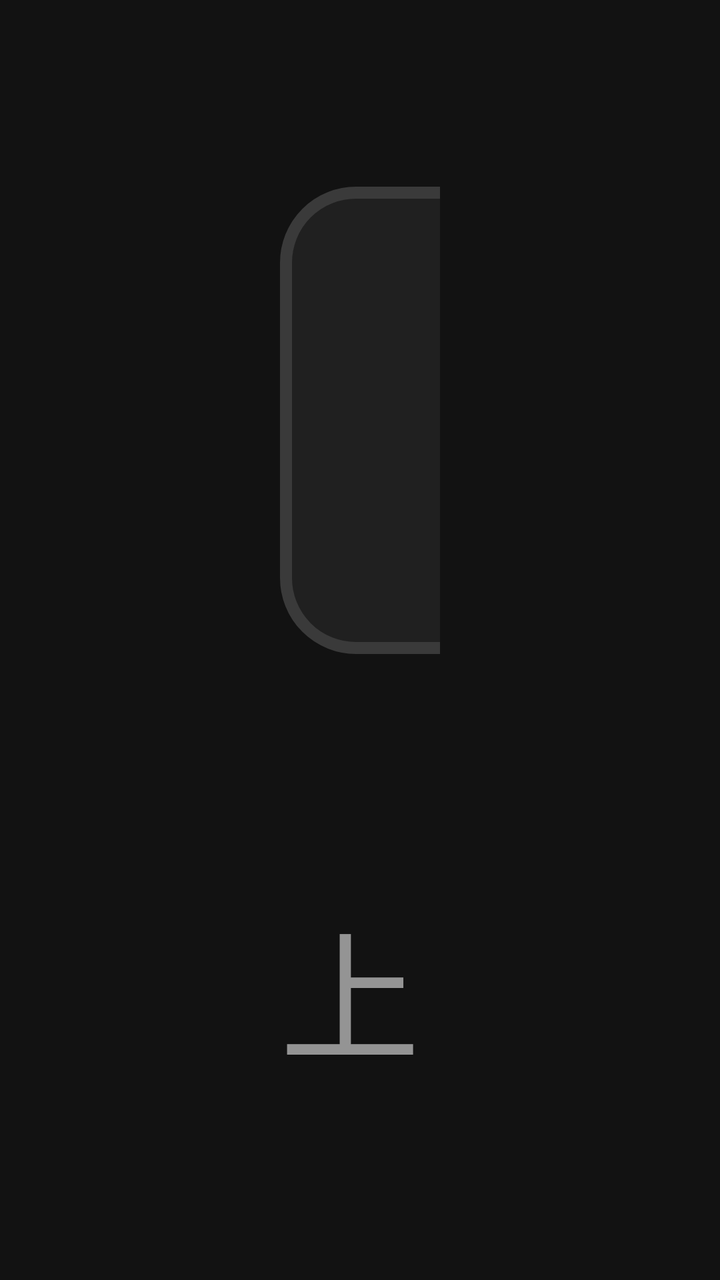
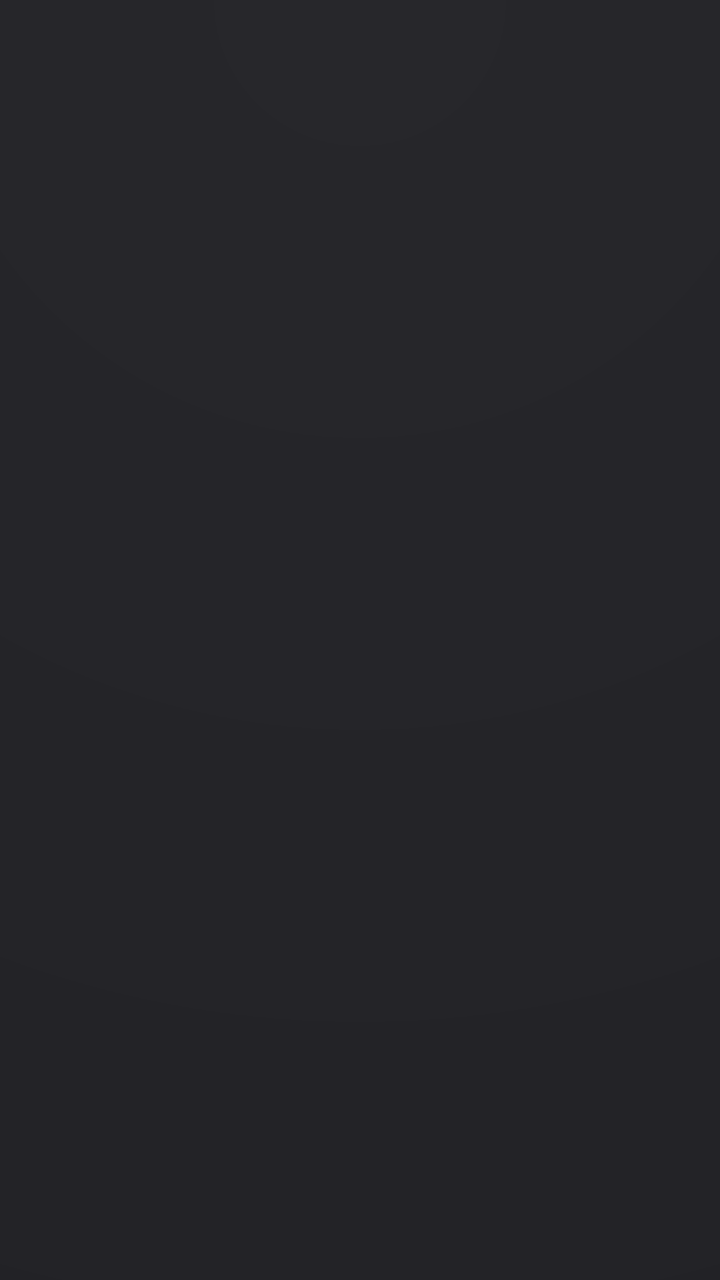

The first picture is an Android layout as it rendered before a commit; the second is the same layout after the commit. The layout source and the unified diff follow.
<!-- AndroidManifest.xml: application theme AppTheme.NoActionBar -->
<!-- res/layout/activity_live_source_manager.xml -->
<?xml version="1.0" encoding="utf-8"?>
<LinearLayout xmlns:android="http://schemas.android.com/apk/res/android"
    android:layout_width="match_parent" android:layout_height="match_parent"
    android:orientation="vertical" android:background="#121212"
    android:paddingLeft="24mm" android:paddingRight="24mm" android:paddingTop="16mm" android:paddingBottom="12mm">

    <LinearLayout android:layout_width="match_parent" android:layout_height="40mm" android:gravity="center_vertical">
        <TextView android:id="@+id/liveSourceBack" android:layout_width="40mm" android:layout_height="40mm"
            android:text="‹" android:textSize="24mm" android:gravity="center" android:contentDescription="返回"
            android:textColor="@color/color_FFFFFF" android:background="@drawable/selector_live_source_control"
            android:focusable="true" android:clickable="true" android:nextFocusRight="@id/liveSourceAdd" />
        <TextView android:layout_width="0dp" android:layout_height="wrap_content" android:layout_weight="1"
            android:layout_marginLeft="16mm" android:text="直播源管理" android:textSize="20mm"
            android:textStyle="bold" android:textColor="@color/color_FFFFFF" />
        <TextView android:id="@+id/liveSourceAdd" android:layout_width="wrap_content" android:layout_height="40mm"
            android:paddingLeft="20mm" android:paddingRight="20mm" android:text="添加直播源"
            android:textSize="14mm" android:gravity="center" android:textColor="@color/color_FFFFFF"
            android:background="@drawable/selector_live_source_control" android:focusable="true" android:clickable="true"
            android:nextFocusLeft="@id/liveSourceBack" />
    </LinearLayout>

    <LinearLayout android:layout_width="match_parent" android:layout_height="0dp" android:layout_weight="1"
        android:layout_marginTop="12mm" android:orientation="horizontal">
        <ScrollView android:id="@+id/liveSourceScroll" android:layout_width="0dp" android:layout_height="match_parent"
            android:layout_weight="3" android:fillViewport="true" android:clipToPadding="false">
            <LinearLayout android:id="@+id/liveSourceList" android:layout_width="match_parent"
                android:layout_height="wrap_content" android:orientation="vertical" />
        </ScrollView>
        <View android:layout_width="1mm" android:layout_height="match_parent"
            android:layout_marginLeft="24mm" android:layout_marginRight="24mm" android:background="#1FFFFFFF" />
        <ScrollView android:id="@+id/liveSourceActions" android:layout_width="0dp" android:layout_height="match_parent"
            android:layout_weight="2" android:fillViewport="true">
        <LinearLayout android:layout_width="match_parent" android:layout_height="wrap_content" android:orientation="vertical">
                <TextView android:id="@+id/liveSourceName" android:layout_width="match_parent" android:layout_height="wrap_content"
                    android:textSize="22mm" android:textStyle="bold" android:textColor="@color/color_FFFFFF"
                    android:maxLines="2" android:ellipsize="end" />
                <TextView android:id="@+id/liveSourceState" android:layout_width="match_parent" android:layout_height="wrap_content"
                    android:layout_marginTop="6mm" android:textSize="16mm" android:textColor="@color/settings_text_secondary" />
                <TextView android:id="@+id/liveSourceAddress" android:layout_width="match_parent" android:layout_height="wrap_content"
                    android:layout_marginTop="8mm" android:layout_marginBottom="20mm" android:textSize="14mm"
                    android:textColor="@color/settings_text_secondary" android:maxLines="2" android:ellipsize="end" />
            <TextView android:id="@+id/liveSourceToggle" android:layout_width="match_parent" android:layout_height="56mm"
                android:text="停用此源" android:gravity="center_vertical" android:paddingLeft="20mm" android:paddingRight="20mm"
                android:textSize="18mm" android:textColor="@color/color_FFFFFF"
                android:background="@drawable/selector_live_source_control" android:focusable="true" android:clickable="true" />
            <TextView android:id="@+id/liveSourceEdit" android:layout_width="match_parent" android:layout_height="56mm" android:layout_marginTop="10mm"
                android:text="编辑" android:gravity="center_vertical" android:paddingLeft="20mm" android:paddingRight="20mm"
                android:textSize="18mm" android:textColor="@color/color_FFFFFF"
                android:background="@drawable/selector_live_source_control" android:focusable="true" android:clickable="true" />
            <TextView android:id="@+id/liveSourceSort" android:layout_width="match_parent" android:layout_height="56mm" android:layout_marginTop="10mm"
                android:text="调整顺序" android:gravity="center_vertical" android:paddingLeft="20mm" android:paddingRight="20mm"
                android:textSize="18mm" android:textColor="@color/color_FFFFFF"
                android:background="@drawable/selector_live_source_control" android:focusable="true" android:clickable="true" />
            <TextView android:id="@+id/liveSourceDelete" android:layout_width="match_parent" android:layout_height="56mm" android:layout_marginTop="10mm"
                android:text="删除" android:gravity="center_vertical" android:paddingLeft="20mm" android:paddingRight="20mm"
                android:textSize="18mm" android:textColor="@color/color_FFFFFF"
                android:background="@drawable/selector_live_source_control" android:focusable="true" android:clickable="true" />
        </LinearLayout>
        </ScrollView>
    </LinearLayout>

    <TextView android:id="@+id/liveSourceHint" android:layout_width="match_parent" android:layout_height="wrap_content"
        android:layout_marginTop="8mm" android:text="上下选源 · 右键或确定进入操作 · 左键返回列表"
        android:textSize="12mm" android:textColor="@color/settings_text_secondary" />
</LinearLayout>
<!-- resources referenced by this layout -->
<resources>
  <color name="settings_text_secondary">@color/color_rail_text_muted</color>
  <!-- drawable selector_live_source_control (drawable) -->
  <?xml version="1.0" encoding="utf-8"?>
  <selector xmlns:android="http://schemas.android.com/apk/res/android">
      <item android:state_enabled="false"><shape><corners android:radius="6mm" /><solid android:color="#161616" /><stroke android:width="1mm" android:color="#202020" /></shape></item>
      <item android:state_pressed="true"><shape><corners android:radius="6mm" /><solid android:color="#383838" /><stroke android:width="2mm" android:color="#FFFFFF" /></shape></item>
      <item android:state_focused="true"><shape><corners android:radius="6mm" /><solid android:color="#303030" /><stroke android:width="2mm" android:color="#FFFFFF" /></shape></item>
      <item ><shape><corners android:radius="6mm" /><solid android:color="#202020" /><stroke android:width="1mm" android:color="#3A3A3A" /></shape></item>
  </selector>
  <color name="color_rail_text_muted">#8CFFFFFF</color>
  <!-- unchanged entries left out for length: 3 -->
</resources>

<!-- the commit's change to res/layout/activity_live_source_manager.xml (unified diff, before → after) -->
@@ -1,65 +1,217 @@
 <?xml version="1.0" encoding="utf-8"?>
 <LinearLayout xmlns:android="http://schemas.android.com/apk/res/android"
-    android:layout_width="match_parent" android:layout_height="match_parent"
-    android:orientation="vertical" android:background="#121212"
-    android:paddingLeft="24mm" android:paddingRight="24mm" android:paddingTop="16mm" android:paddingBottom="12mm">
-
-    <LinearLayout android:layout_width="match_parent" android:layout_height="40mm" android:gravity="center_vertical">
-        <TextView android:id="@+id/liveSourceBack" android:layout_width="40mm" android:layout_height="40mm"
-            android:text="‹" android:textSize="24mm" android:gravity="center" android:contentDescription="返回"
-            android:textColor="@color/color_FFFFFF" android:background="@drawable/selector_live_source_control"
-            android:focusable="true" android:clickable="true" android:nextFocusRight="@id/liveSourceAdd" />
-        <TextView android:layout_width="0dp" android:layout_height="wrap_content" android:layout_weight="1"
-            android:layout_marginLeft="16mm" android:text="直播源管理" android:textSize="20mm"
-            android:textStyle="bold" android:textColor="@color/color_FFFFFF" />
-        <TextView android:id="@+id/liveSourceAdd" android:layout_width="wrap_content" android:layout_height="40mm"
-            android:paddingLeft="20mm" android:paddingRight="20mm" android:text="添加直播源"
-            android:textSize="14mm" android:gravity="center" android:textColor="@color/color_FFFFFF"
-            android:background="@drawable/selector_live_source_control" android:focusable="true" android:clickable="true"
+    android:layout_width="match_parent"
+    android:layout_height="match_parent"
+    android:background="@drawable/bg_settings_page"
+    android:orientation="vertical"
+    android:paddingLeft="44mm"
+    android:paddingRight="44mm"
+    android:paddingTop="16mm"
+    android:paddingBottom="16mm">
+
+    
+    <LinearLayout
+        android:layout_width="match_parent"
+        android:layout_height="wrap_content"
+        android:gravity="center_vertical"
+        android:orientation="horizontal"
+        android:paddingBottom="12mm">
+
+        <FrameLayout
+            android:id="@+id/liveSourceBack"
+            android:layout_width="48mm"
+            android:layout_height="48mm"
+            android:background="@drawable/selector_settings_control"
+            android:clickable="true"
+            android:focusable="true"
+            android:contentDescription="返回"
+            android:nextFocusRight="@id/liveSourceAdd">
+
+            <ImageView
+                android:layout_width="18mm"
+                android:layout_height="18mm"
+                android:layout_gravity="center"
+                android:src="@drawable/ic_settings_back"
+                android:importantForAccessibility="no" />
+        </FrameLayout>
+
+        <LinearLayout
+            android:layout_width="0dp"
+            android:layout_height="wrap_content"
+            android:layout_weight="1"
+            android:layout_marginLeft="16mm"
+            android:orientation="vertical">
+
+            <TextView
+                android:layout_width="wrap_content"
+                android:layout_height="wrap_content"
+                android:text="直播源管理"
+                android:textSize="24mm"
+                android:fontFamily="sans-serif-medium"
+                android:textColor="@color/color_FFFFFF" />
+
+            <TextView
+                android:id="@+id/liveSourceHint"
+                android:layout_width="wrap_content"
+                android:layout_height="wrap_content"
+                android:layout_marginTop="2mm"
+                android:text="上下选源 · 右键或确定进入操作 · 左键返回列表"
+                android:textSize="13mm"
+                android:textColor="@color/settings_text_secondary" />
+        </LinearLayout>
+
+        <TextView
+            android:id="@+id/liveSourceAdd"
+            style="@style/SettingsButton.Primary"
+            android:text="+ 添加直播源"
             android:nextFocusLeft="@id/liveSourceBack" />
     </LinearLayout>
 
-    <LinearLayout android:layout_width="match_parent" android:layout_height="0dp" android:layout_weight="1"
-        android:layout_marginTop="12mm" android:orientation="horizontal">
-        <ScrollView android:id="@+id/liveSourceScroll" android:layout_width="0dp" android:layout_height="match_parent"
-            android:layout_weight="3" android:fillViewport="true" android:clipToPadding="false">
-            <LinearLayout android:id="@+id/liveSourceList" android:layout_width="match_parent"
-                android:layout_height="wrap_content" android:orientation="vertical" />
-        </ScrollView>
-        <View android:layout_width="1mm" android:layout_height="match_parent"
-            android:layout_marginLeft="24mm" android:layout_marginRight="24mm" android:background="#1FFFFFFF" />
-        <ScrollView android:id="@+id/liveSourceActions" android:layout_width="0dp" android:layout_height="match_parent"
-            android:layout_weight="2" android:fillViewport="true">
-        <LinearLayout android:layout_width="match_parent" android:layout_height="wrap_content" android:orientation="vertical">
-                <TextView android:id="@+id/liveSourceName" android:layout_width="match_parent" android:layout_height="wrap_content"
-                    android:textSize="22mm" android:textStyle="bold" android:textColor="@color/color_FFFFFF"
-                    android:maxLines="2" android:ellipsize="end" />
-                <TextView android:id="@+id/liveSourceState" android:layout_width="match_parent" android:layout_height="wrap_content"
-                    android:layout_marginTop="6mm" android:textSize="16mm" android:textColor="@color/settings_text_secondary" />
-                <TextView android:id="@+id/liveSourceAddress" android:layout_width="match_parent" android:layout_height="wrap_content"
-                    android:layout_marginTop="8mm" android:layout_marginBottom="20mm" android:textSize="14mm"
-                    android:textColor="@color/settings_text_secondary" android:maxLines="2" android:ellipsize="end" />
-            <TextView android:id="@+id/liveSourceToggle" android:layout_width="match_parent" android:layout_height="56mm"
-                android:text="停用此源" android:gravity="center_vertical" android:paddingLeft="20mm" android:paddingRight="20mm"
-                android:textSize="18mm" android:textColor="@color/color_FFFFFF"
-                android:background="@drawable/selector_live_source_control" android:focusable="true" android:clickable="true" />
-            <TextView android:id="@+id/liveSourceEdit" android:layout_width="match_parent" android:layout_height="56mm" android:layout_marginTop="10mm"
-                android:text="编辑" android:gravity="center_vertical" android:paddingLeft="20mm" android:paddingRight="20mm"
-                android:textSize="18mm" android:textColor="@color/color_FFFFFF"
-                android:background="@drawable/selector_live_source_control" android:focusable="true" android:clickable="true" />
-            <TextView android:id="@+id/liveSourceSort" android:layout_width="match_parent" android:layout_height="56mm" android:layout_marginTop="10mm"
-                android:text="调整顺序" android:gravity="center_vertical" android:paddingLeft="20mm" android:paddingRight="20mm"
-                android:textSize="18mm" android:textColor="@color/color_FFFFFF"
-                android:background="@drawable/selector_live_source_control" android:focusable="true" android:clickable="true" />
-            <TextView android:id="@+id/liveSourceDelete" android:layout_width="match_parent" android:layout_height="56mm" android:layout_marginTop="10mm"
-                android:text="删除" android:gravity="center_vertical" android:paddingLeft="20mm" android:paddingRight="20mm"
-                android:textSize="18mm" android:textColor="@color/color_FFFFFF"
-                android:background="@drawable/selector_live_source_control" android:focusable="true" android:clickable="true" />
+    
+    <LinearLayout
+        android:layout_width="match_parent"
+        android:layout_height="0dp"
+        android:layout_weight="1"
+        android:layout_marginTop="4mm"
+        android:orientation="horizontal">
+
+        
+        <LinearLayout
+            android:layout_width="0dp"
+            android:layout_height="match_parent"
+            android:layout_weight="3"
+            android:background="@drawable/shape_setting_group"
+            android:orientation="vertical"
+            android:padding="12mm">
+
+            <ScrollView
+                android:id="@+id/liveSourceScroll"
+                android:layout_width="match_parent"
+                android:layout_height="match_parent"
+                android:clipToPadding="false"
+                android:fillViewport="true"
+                android:scrollbarSize="3mm"
+                android:scrollbarThumbVertical="@drawable/shape_scrollbar_thumb"
+                android:scrollbars="vertical">
+
+                <LinearLayout
+                    android:id="@+id/liveSourceList"
+                    android:layout_width="match_parent"
+                    android:layout_height="wrap_content"
+                    android:orientation="vertical" />
+            </ScrollView>
         </LinearLayout>
+
+        
+        <ScrollView
+            android:id="@+id/liveSourceActions"
+            android:layout_width="0dp"
+            android:layout_height="match_parent"
+            android:layout_marginLeft="20mm"
+            android:layout_weight="2"
+            android:background="@drawable/shape_setting_group"
+            android:fillViewport="true"
+            android:padding="20mm"
+            android:scrollbars="none">
+
+            <LinearLayout
+                android:layout_width="match_parent"
+                android:layout_height="wrap_content"
+                android:orientation="vertical">
+
+                <TextView
+                    android:id="@+id/liveSourceName"
+                    android:layout_width="match_parent"
+                    android:layout_height="wrap_content"
+                    android:ellipsize="end"
+                    android:maxLines="2"
+                    android:textColor="@color/color_FFFFFF"
+                    android:textSize="21mm"
+                    android:fontFamily="sans-serif-medium" />
+
+                <TextView
+                    android:id="@+id/liveSourceState"
+                    android:layout_width="match_parent"
+                    android:layout_height="wrap_content"
+                    android:layout_marginTop="6mm"
+                    android:textColor="@color/settings_text_secondary"
+                    android:textSize="15mm" />
+
+                <TextView
+                    android:id="@+id/liveSourceAddress"
+                    android:layout_width="match_parent"
+                    android:layout_height="wrap_content"
+                    android:layout_marginTop="10mm"
+                    android:layout_marginBottom="18mm"
+                    android:background="@drawable/shape_settings_inset"
+                    android:ellipsize="end"
+                    android:maxLines="2"
+                    android:paddingLeft="12mm"
+                    android:paddingRight="12mm"
+                    android:paddingTop="8mm"
+                    android:paddingBottom="8mm"
+                    android:textColor="@color/settings_text_secondary"
+                    android:textSize="13mm" />
+
+                <TextView
+                    android:id="@+id/liveSourceToggle"
+                    android:layout_width="match_parent"
+                    android:layout_height="54mm"
+                    android:background="@drawable/selector_settings_action"
+                    android:clickable="true"
+                    android:focusable="true"
+                    android:gravity="center_vertical"
+                    android:paddingLeft="18mm"
+                    android:paddingRight="18mm"
+                    android:text="停用此源"
+                    android:textColor="@color/color_FFFFFF"
+                    android:textSize="17mm" />
+
+                <TextView
+                    android:id="@+id/liveSourceEdit"
+                    android:layout_width="match_parent"
+                    android:layout_height="54mm"
+                    android:layout_marginTop="10mm"
+                    android:background="@drawable/selector_settings_action"
+                    android:clickable="true"
+                    android:focusable="true"
+                    android:gravity="center_vertical"
+                    android:paddingLeft="18mm"
+                    android:paddingRight="18mm"
+                    android:text="编辑"
+                    android:textColor="@color/color_FFFFFF"
+                    android:textSize="17mm" />
+
+                <TextView
+                    android:id="@+id/liveSourceSort"
+                    android:layout_width="match_parent"
+                    android:layout_height="54mm"
+                    android:layout_marginTop="10mm"
+                    android:background="@drawable/selector_settings_action"
+                    android:clickable="true"
+                    android:focusable="true"
+                    android:gravity="center_vertical"
+                    android:paddingLeft="18mm"
+                    android:paddingRight="18mm"
+                    android:text="调整顺序"
+                    android:textColor="@color/color_FFFFFF"
+                    android:textSize="17mm" />
+
+                <TextView
+                    android:id="@+id/liveSourceDelete"
+                    android:layout_width="match_parent"
+                    android:layout_height="54mm"
+                    android:layout_marginTop="10mm"
+                    android:background="@drawable/selector_settings_action"
+                    android:clickable="true"
+                    android:focusable="true"
+                    android:gravity="center_vertical"
+                    android:paddingLeft="18mm"
+                    android:paddingRight="18mm"
+                    android:text="删除"
+                    android:textColor="@color/settings_danger"
+                    android:textSize="17mm" />
+            </LinearLayout>
         </ScrollView>
     </LinearLayout>
-
-    <TextView android:id="@+id/liveSourceHint" android:layout_width="match_parent" android:layout_height="wrap_content"
-        android:layout_marginTop="8mm" android:text="上下选源 · 右键或确定进入操作 · 左键返回列表"
-        android:textSize="12mm" android:textColor="@color/settings_text_secondary" />
 </LinearLayout>
<!-- resource entries referenced after the edit -->
@@ -1,15 +1,195 @@
 <!-- resources referenced by this layout -->
 <resources>
-  <color name="settings_text_secondary">@color/color_rail_text_muted</color>
-  <!-- drawable selector_live_source_control (drawable) -->
+  <color name="settings_danger">#FF6B6B</color>
+  <color name="settings_text_secondary">#A8FFFFFF</color>
+  <!-- drawable bg_settings_page (drawable) -->
+  <?xml version="1.0" encoding="utf-8"?>
+  <layer-list xmlns:android="http://schemas.android.com/apk/res/android">
+      <item>
+          <shape>
+              <solid android:color="@color/settings_background" />
+          </shape>
+      </item>
+      <item>
+          <shape>
+              <gradient
+                  android:type="radial"
+                  android:centerX="0.5"
+                  android:centerY="0.0"
+                  android:gradientRadius="600mm"
+                  android:startColor="#18FFFFFF"
+                  android:endColor="#00000000" />
+          </shape>
+      </item>
+  </layer-list>
+  <!-- drawable ic_settings_back (drawable) -->
+  <?xml version="1.0" encoding="utf-8"?>
+  <vector xmlns:android="http://schemas.android.com/apk/res/android" android:width="24dp" android:height="24dp" android:viewportWidth="24" android:viewportHeight="24">
+      <path android:pathData="M15,5L8,12L15,19" android:fillColor="@android:color/transparent"
+          android:strokeColor="#F4F6FC" android:strokeWidth="1.8" android:strokeLineCap="round" android:strokeLineJoin="round" />
+  </vector>
+  <!-- drawable selector_settings_action (drawable) -->
   <?xml version="1.0" encoding="utf-8"?>
   <selector xmlns:android="http://schemas.android.com/apk/res/android">
-      <item android:state_enabled="false"><shape><corners android:radius="6mm" /><solid android:color="#161616" /><stroke android:width="1mm" android:color="#202020" /></shape></item>
-      <item android:state_pressed="true"><shape><corners android:radius="6mm" /><solid android:color="#383838" /><stroke android:width="2mm" android:color="#FFFFFF" /></shape></item>
-      <item android:state_focused="true"><shape><corners android:radius="6mm" /><solid android:color="#303030" /><stroke android:width="2mm" android:color="#FFFFFF" /></shape></item>
-      <item ><shape><corners android:radius="6mm" /><solid android:color="#202020" /><stroke android:width="1mm" android:color="#3A3A3A" /></shape></item>
+      <item android:state_enabled="false">
+          <shape>
+              <corners android:radius="@dimen/vs_10" />
+              <solid android:color="#0FFFFFFF" />
+              <stroke
+                  android:width="@dimen/vs_1"
+                  android:color="#14FFFFFF" />
+          </shape>
+      </item>
+      <item android:state_pressed="true">
+          <shape>
+              <corners android:radius="@dimen/vs_10" />
+              <solid android:color="#59FFFFFF" />
+              <stroke
+                  android:width="@dimen/vs_2"
+                  android:color="#FFFFFFFF" />
+          </shape>
+      </item>
+      <item android:state_focused="true">
+          <shape>
+              <corners android:radius="@dimen/vs_10" />
+              <solid android:color="#3DFFFFFF" />
+              <stroke
+                  android:width="@dimen/vs_2"
+                  android:color="#E6FFFFFF" />
+          </shape>
+      </item>
+      <item android:state_selected="true">
+          <shape>
+              <corners android:radius="@dimen/vs_10" />
+              <solid android:color="#2BFFFFFF" />
+              <stroke
+                  android:width="@dimen/vs_1"
+                  android:color="#73FFFFFF" />
+          </shape>
+      </item>
+      <item>
+          <shape>
+              <corners android:radius="@dimen/vs_10" />
+              <solid android:color="#18FFFFFF" />
+              <stroke
+                  android:width="@dimen/vs_1"
+                  android:color="#2EFFFFFF" />
+          </shape>
+      </item>
   </selector>
-  <color name="color_rail_text_muted">#8CFFFFFF</color>
+  <!-- drawable selector_settings_control (drawable) -->
+  <?xml version="1.0" encoding="utf-8"?>
+  <selector xmlns:android="http://schemas.android.com/apk/res/android">
+      <item android:state_focused="true">
+          <shape>
+              <corners android:radius="24mm" />
+              <solid android:color="#40FFFFFF" />
+              <stroke
+                  android:width="1.5mm"
+                  android:color="#FFFFFF" />
+          </shape>
+      </item>
+      <item android:state_pressed="true">
+          <shape>
+              <corners android:radius="24mm" />
+              <solid android:color="#4DFFFFFF" />
+              <stroke
+                  android:width="1.5mm"
+                  android:color="#FFFFFF" />
+          </shape>
+      </item>
+      <item>
+          <shape>
+              <corners android:radius="24mm" />
+              <solid android:color="#14FFFFFF" />
+              <stroke
+                  android:width="1mm"
+                  android:color="#1FFFFFFF" />
+          </shape>
+      </item>
+  </selector>
+  <!-- drawable shape_scrollbar_thumb (drawable) -->
+  <?xml version="1.0" encoding="utf-8"?>
+  <shape xmlns:android="http://schemas.android.com/apk/res/android">
+      <corners android:radius="2mm" />
+      <solid android:color="#38FFFFFF" />
+      <size android:width="3mm" />
+  </shape>
+  <!-- drawable shape_setting_group (drawable) -->
+  <?xml version="1.0" encoding="utf-8"?>
+  <shape xmlns:android="http://schemas.android.com/apk/res/android">
+      <corners android:radius="14mm" />
+      <solid android:color="@color/settings_surface" />
+      <stroke android:width="1mm" android:color="@color/color_rail_glass_rim" />
+  </shape>
+  <!-- drawable shape_settings_inset (drawable) -->
+  <?xml version="1.0" encoding="utf-8"?>
+  <shape xmlns:android="http://schemas.android.com/apk/res/android">
+      <corners android:radius="10mm" />
+      <solid android:color="#12141A" />
+      <stroke
+          android:width="1mm"
+          android:color="#1FFFFFFF" />
+  </shape>
+  <style name="SettingsButton.Primary" parent="SettingsButton">
+          <item name="android:textColor">@color/selector_update_action_text</item>
+          <item name="android:background">@drawable/selector_update_primary</item>
+          <item name="android:minWidth">120mm</item>
+      </style>
+  <color name="settings_background">@color/color_home_base</color>
+  <dimen name="vs_10">10mm</dimen>
+  <dimen name="vs_1">1mm</dimen>
+  <dimen name="vs_2">2mm</dimen>
+  <color name="settings_surface">#17191D</color>
+  <color name="color_rail_glass_rim">#1AFFFFFF</color>
+  <style name="SettingsButton">
+          <item name="android:layout_width">wrap_content</item>
+          <item name="android:layout_height">wrap_content</item>
+          <item name="android:minHeight">44mm</item>
+          <item name="android:minWidth">100mm</item>
+          <item name="android:paddingLeft">20mm</item>
+          <item name="android:paddingRight">20mm</item>
+          <item name="android:paddingTop">10mm</item>
+          <item name="android:paddingBottom">10mm</item>
+          <item name="android:gravity">center</item>
+          <item name="android:textSize">17mm</item>
+          <item name="android:textColor">@color/settings_text</item>
+          <item name="android:fontFamily">sans-serif-medium</item>
+          <item name="android:focusable">true</item>
+          <item name="android:clickable">true</item>
+          <item name="android:background">@drawable/selector_settings_action</item>
+      </style>
+  <!-- drawable selector_update_primary (drawable) -->
+  <?xml version="1.0" encoding="utf-8"?>
+  <selector xmlns:android="http://schemas.android.com/apk/res/android">
+      <item android:state_focused="true">
+          <shape>
+              <corners android:radius="12mm" />
+              <solid android:color="#FFFFFF" />
+              <stroke
+                  android:width="2mm"
+                  android:color="#80FFFFFF" />
+          </shape>
+      </item>
+      <item android:state_pressed="true">
+          <shape>
+              <corners android:radius="12mm" />
+              <solid android:color="#E6FFFFFF" />
+          </shape>
+      </item>
+      <item>
+          <shape>
+              <corners android:radius="12mm" />
+              <solid android:color="#242834" />
+              <stroke
+                  android:width="1mm"
+                  android:color="#33FFFFFF" />
+          </shape>
+      </item>
+  </selector>
+  <color name="color_home_base">#FF101014</color>
+  <color name="settings_text">@color/color_rail_text_active</color>
+  <color name="color_rail_text_active">#FFFFFFFF</color>
   <!-- unchanged entries left out for length: 3 -->
 </resources>
 
